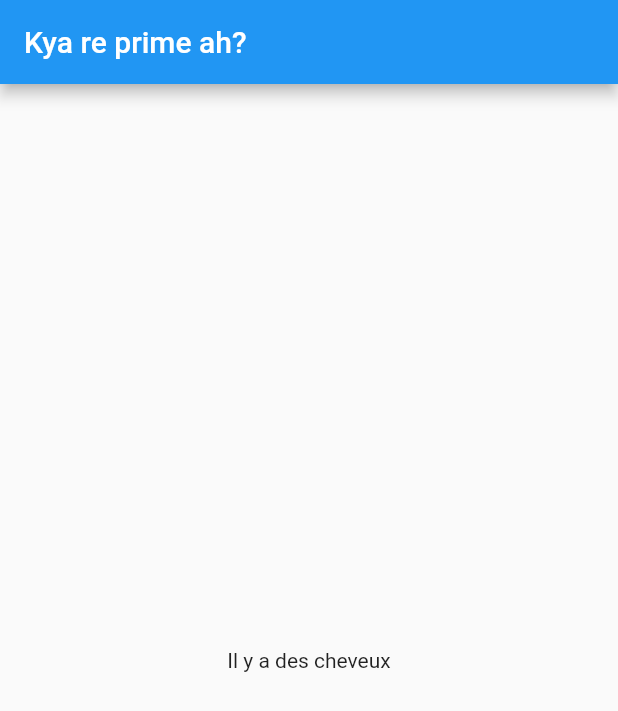
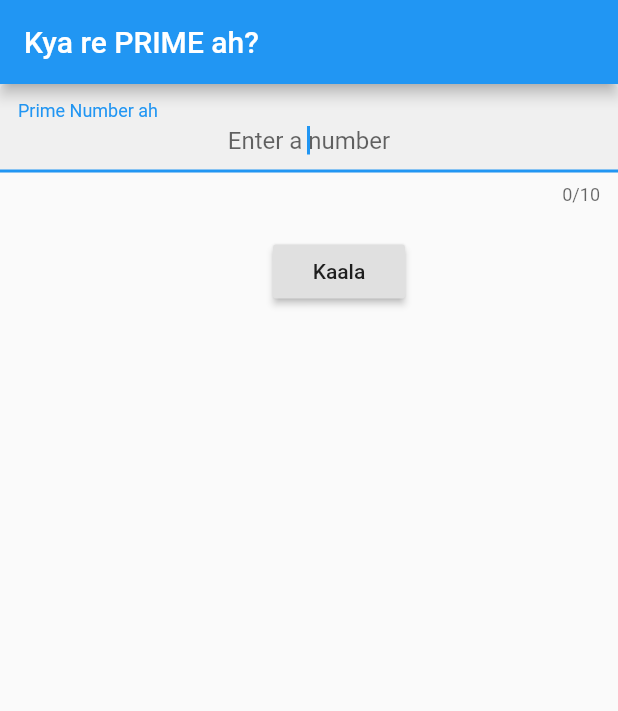
Before and after one commit to bharathbhargavgb/kya_re_prime_ah, a Flutter app: the screen it shows after launch, on a phone screen of 412 x 824 dp. Shown: the top 711 px of the screen. Run offline on Flutter 3.47's test engine with Material 2 defaults, Android fonts, the phone set to English and light mode, and no system bars.

Commit message:
Added prime validation and some version upgrade that I have no idea when it happened

```diff
--- a/lib/prime_route.dart
+++ b/lib/prime_route.dart
@@ -1,19 +1,66 @@
 import 'package:flutter/material.dart';
+import 'prime_validator.dart';
 
 class PrimeNumber extends StatefulWidget {
   createState() => PrimeNumberState();
 }
 
 class PrimeNumberState extends State<PrimeNumber> {
+
+  final PrimeValidator primeValidator = new PrimeValidator();
+  final GlobalKey<FormState> _formKey = new GlobalKey<FormState>();
+  var inputVal;
+
   @override
   Widget build(BuildContext context) {
     return Scaffold(
       appBar: AppBar(
-        title: Text('Kya re prime ah?'),
+        title: Text('Kya re PRIME ah?'),
       ),
-      body: Center(
-        child: Text('Il y a des cheveux'),
-      ),
+      body: new SafeArea(
+          child: new Form(
+              key: _formKey,
+              child: Column(
+                  children: [
+                    TextFormField(
+                      decoration: InputDecoration(
+                          hintText: 'Enter a number',
+                          border: const UnderlineInputBorder(),
+                          filled: true,
+                          labelText: "Prime Number ah"
+                      ),
+                      autofocus: true,
+                      maxLength: 10,
+                      textAlign: TextAlign.center,
+                      keyboardType: TextInputType.number,
+                      onSaved: (val) => inputVal = val,
+                      validator: (val) => val.isEmpty? "Value required": null,
+                    ),
+                    new Container(
+                        padding: const EdgeInsets.only(left: 40.0, top: 20.0),
+                        child: new RaisedButton(
+                          onPressed: validateInput,
+                          child: new Text('Kaala'),
+                        )
+                    ),
+                  ]
+              )
+          ),
+      )
     );
   }
+
+  void validateInput() {
+    final FormState form = _formKey.currentState;
+    if (!form.validate()) {
+      print('Form is not valid! Please review and correct');
+    } else {
+      form.save();
+      if (primeValidator.isPrime(int.parse(inputVal))) {
+        print ("PRIME");
+      } else {
+        print ("NOT A PRIME");
+      }
+    }
+  }
 }
```
Also changed, not shown: lib/prime_validator.dart (added, +19 -0 lines), pubspec.lock.
